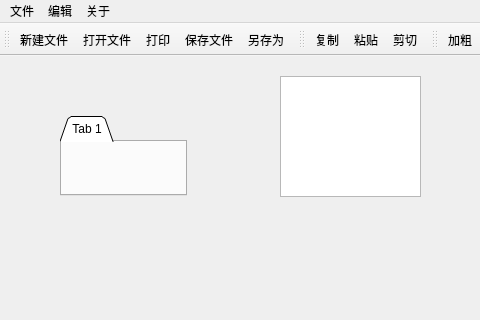
Before: the Qt Designer form mainwindow.ui in zktkzc/qt_demo_code_editor, drawn with Qt 5; both pictures show x 0 to 480 and y 0 to 320 of the 800 by 600 pixel window.
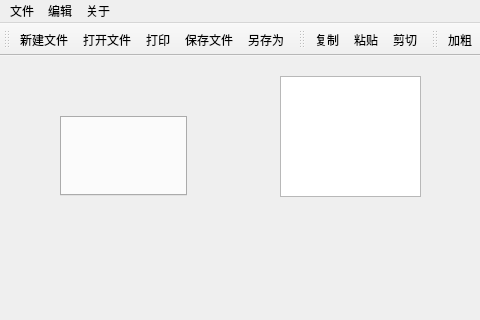
After: the same form once the commit is applied. Icons and pictures are not drawn.

Commit message: 新建tab标签页功能实现

```diff
--- a/mainwindow.ui
+++ b/mainwindow.ui
@@ -43,11 +43,6 @@
     <property name="currentIndex">
      <number>0</number>
     </property>
-    <widget class="QWidget" name="tab">
-     <attribute name="title">
-      <string>Tab 1</string>
-     </attribute>
-    </widget>
    </widget>
   </widget>
   <widget class="QMenuBar" name="menubar">
```
Left out of the diff: 2 changed lines with no effect on the pictures. The commit also changes 1 other file.
